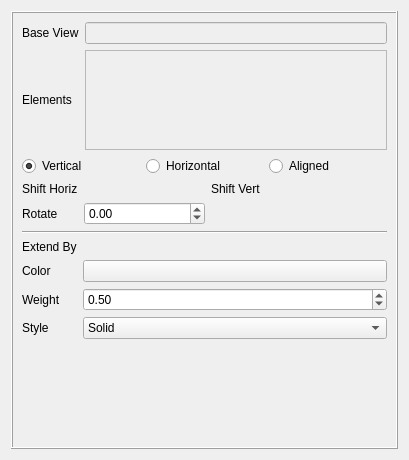
Before: the Qt Designer form src/Mod/TechDraw/Gui/TaskCenterLine.ui in berndhahnebach/All_FreeCAD, drawn with Qt 5.
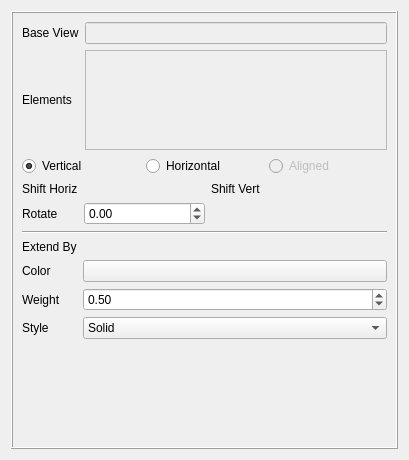
After: the same form once the commit is applied. Icons and pictures are not drawn. Custom widgets are drawn as their Qt base class.

```diff
--- a/src/Mod/TechDraw/Gui/TaskCenterLine.ui
+++ b/src/Mod/TechDraw/Gui/TaskCenterLine.ui
@@ -118,6 +118,12 @@
           </item>
           <item row="0" column="2">
            <widget class="QRadioButton" name="rbAligned">
+            <property name="enabled">
+             <bool>false</bool>
+            </property>
+            <property name="toolTip">
+             <string>Option not implemented yet</string>
+            </property>
             <property name="text">
              <string>Aligned</string>
             </property>
```
Left out of the diff: 6 changed lines with no effect on the pictures.
